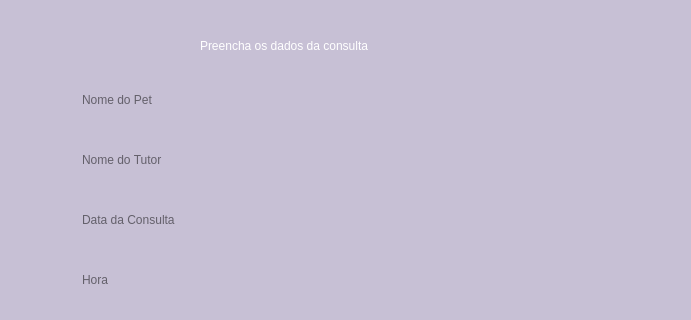
First picture: the form in VeterinaryScheduleSystem/agendamento.ui, repository brenoafsa/VeterinaryScheduleSystem, before the edit; both pictures show x 450 to 1141 and y 210 to 530 of the 1302 by 619 pixel window.
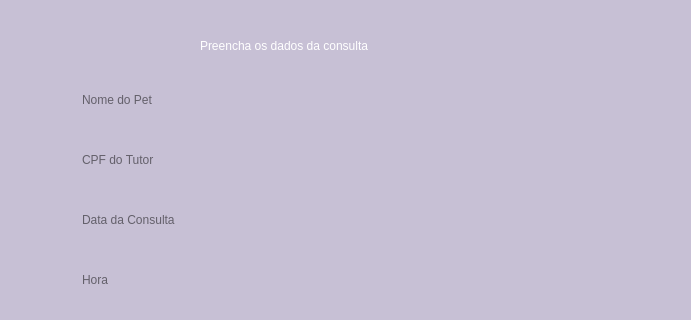
Second picture: the form after the edit. Icons and pictures are not drawn.

Patch:
```diff
--- a/VeterinaryScheduleSystem/agendamento.ui
+++ b/VeterinaryScheduleSystem/agendamento.ui
@@ -425,7 +425,7 @@
 ; background-color: #ffffff</string>
        </property>
        <property name="placeholderText">
-        <string>Nome do Tutor</string>
+        <string>CPF do Tutor</string>
        </property>
       </widget>
      </item>
```
